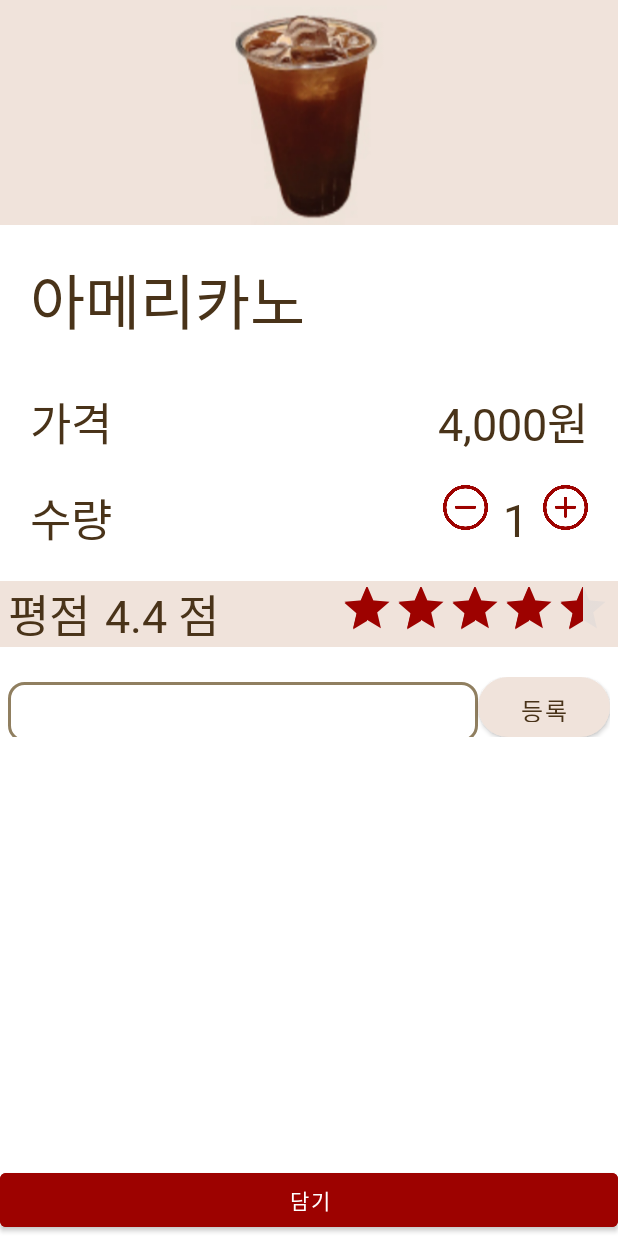
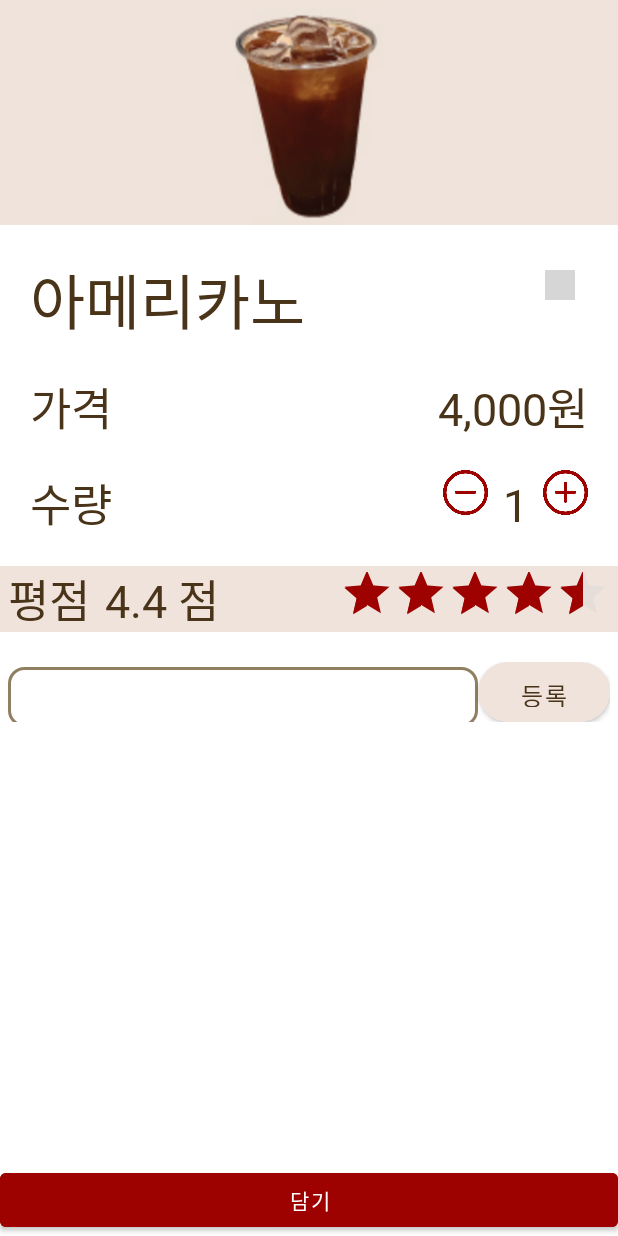
Before and after one commit to moonyy7012/SmartStore_AndroidApp_Project, an Android app: the fragment MenuDetailFragment placed in its activity, on a phone screen of 412 x 824 dp. Run offline under Robolectric (Android 15) with nearby library versions, the phone set to English and light mode, and no system bars; our stand-ins replace Room's generated code; libraries missing offline, so code that uses them is left out: org.altbeacon.beacon; pictures from the network do not load; 4 statements that could not run were skipped; grey boxes are pictures that could not be loaded.

Commit message:
선호 메뉴 완료

```diff
--- a/Smartstore_Network-starter/app/src/main/java/com/ssafy/smartstore/activity/MainActivity.kt
+++ b/Smartstore_Network-starter/app/src/main/java/com/ssafy/smartstore/activity/MainActivity.kt
@@ -109,6 +109,12 @@ class MainActivity : AppCompatActivity(), BeaconConsumer {
                 R.id.navigation_page_3 -> {
                     supportFragmentManager.beginTransaction()
                         .replace(R.id.frame_layout_main, MypageFragment())
+                        .commit()
+                    true
+                }
+                R.id.navigation_page_4 -> {
+                    supportFragmentManager.beginTransaction()
+                        .replace(R.id.frame_layout_main, FavoriteFragment())
                         .commit()
                     true
                 }
--- a/Smartstore_Network-starter/app/src/main/java/com/ssafy/smartstore/config/ApplicationClass.kt
+++ b/Smartstore_Network-starter/app/src/main/java/com/ssafy/smartstore/config/ApplicationClass.kt
@@ -8,6 +8,7 @@ import com.ssafy.smartstore.dto.Notification
 import com.ssafy.smartstore.dto.ShoppingCart
 import com.ssafy.smartstore.intercepter.AddCookiesInterceptor
 import com.ssafy.smartstore.intercepter.ReceivedCookiesInterceptor
+import com.ssafy.smartstore.repository.FavoriteRepository
 import com.ssafy.smartstore.util.SharedPreferencesUtil
 import okhttp3.OkHttpClient
 import retrofit2.Retrofit
@@ -61,6 +62,8 @@ class ApplicationClass : Application() {
     override fun onCreate() {
         super.onCreate()
 
+        FavoriteRepository.initialize(this)
+
         //shared preference 초기화
         sharedPreferencesUtil = SharedPreferencesUtil(applicationContext)
 
--- a/Smartstore_Network-starter/app/src/main/java/com/ssafy/smartstore/fragment/MenuDetailFragment.kt
+++ b/Smartstore_Network-starter/app/src/main/java/com/ssafy/smartstore/fragment/MenuDetailFragment.kt
@@ -11,6 +11,8 @@ import android.view.View
 import android.view.ViewGroup
 import android.widget.RatingBar
 import android.widget.Toast
+import androidx.core.view.isGone
+import androidx.core.view.isVisible
 import androidx.fragment.app.Fragment
 import androidx.recyclerview.widget.LinearLayoutManager
 import androidx.recyclerview.widget.RecyclerView
@@ -20,15 +22,20 @@ import com.ssafy.smartstore.activity.MainActivity
 import com.ssafy.smartstore.adapter.CommentAdapter
 import com.ssafy.smartstore.config.ApplicationClass
 import com.ssafy.smartstore.config.ApplicationClass.Companion.shoppingList
+import com.ssafy.smartstore.database.FavoriteDto
 import com.ssafy.smartstore.databinding.FragmentMenuDetailBinding
 import com.ssafy.smartstore.dto.Comment
 import com.ssafy.smartstore.dto.Product
 import com.ssafy.smartstore.dto.ShoppingCart
+import com.ssafy.smartstore.repository.FavoriteRepository
 import com.ssafy.smartstore.response.MenuDetailWithCommentResponse
 import com.ssafy.smartstore.service.CommentService
 import com.ssafy.smartstore.service.ProductService
 import com.ssafy.smartstore.util.CommonUtils
 import com.ssafy.smartstore.util.RetrofitCallback
+import kotlinx.coroutines.CoroutineScope
+import kotlinx.coroutines.Dispatchers
+import kotlinx.coroutines.launch
 import kotlin.math.round
 
 //메뉴 상세 화면 . Order탭 - 특정 메뉴 선택시 열림
@@ -38,8 +45,11 @@ class MenuDetailFragment : Fragment(){
     private var commentAdapter = CommentAdapter(emptyList())
     private lateinit var product: Product
     private var productId = -1
+    private lateinit var favoriteDto:FavoriteDto
+
 
     private lateinit var binding:FragmentMenuDetailBinding
+    private lateinit var favoriteRepository: FavoriteRepository
 
 
     override fun onAttach(context: Context) {
@@ -69,11 +79,25 @@ class MenuDetailFragment : Fragment(){
 
     override fun onViewCreated(view: View, savedInstanceState: Bundle?) {
         super.onViewCreated(view, savedInstanceState)
-
         initData()
         initListener()
+        setfavorite()
     }
+    private fun setfavorite(){
+        favoriteRepository= FavoriteRepository.get()
+        CoroutineScope(Dispatchers.IO).launch {
+            if(favoriteRepository.getFavorite(productId)==null){
+                Log.d(TAG, "setfavorite: ")
+              binding.favorite.visibility = View.GONE
+                binding.noFavorite.visibility = View.VISIBLE
 
+            }else{
+                binding.favorite.visibility = View.VISIBLE
+                binding.noFavorite.visibility = View.GONE
+            }
+        }
+
+    }
 
     private fun initData(){
         ProductService().getProductWithComments(productId, ProductWithCommentInsertCallback())
@@ -84,6 +108,7 @@ class MenuDetailFragment : Fragment(){
             adapter!!.stateRestorationPolicy =
                 RecyclerView.Adapter.StateRestorationPolicy.PREVENT_WHEN_EMPTY
         }
+
     }
 
     // 초기 화면 설정
@@ -146,6 +171,22 @@ class MenuDetailFragment : Fragment(){
             binding.textMenuCount.text = count.toString()
         }
 
+        binding.noFavorite.setOnClickListener {
+            favoriteDto=FavoriteDto(product)
+            CoroutineScope(Dispatchers.IO).launch {
+                favoriteRepository.insertFavorite(favoriteDto)
+            }
+            binding.noFavorite.visibility=View.GONE
+            binding.favorite.visibility=View.VISIBLE
+
+        }
+        binding.favorite.setOnClickListener {
+            CoroutineScope(Dispatchers.IO).launch {
+                favoriteRepository.deleteFavorite(productId)
+            }
+            binding.noFavorite.visibility=View.VISIBLE
+            binding.favorite.visibility=View.GONE
+        }
         commentAdapter.btnClickLister = object : CommentAdapter.CommentClickListener {
             override fun onClick(holder: CommentAdapter.CommentHolder, position: Int, button: Int) {
                 when(button) {
--- a/Smartstore_Network-starter/app/src/main/res/layout/activity_main.xml
+++ b/Smartstore_Network-starter/app/src/main/res/layout/activity_main.xml
@@ -16,10 +16,10 @@
     <!--    Material Design + Style 지정 완료   -->
     <com.google.android.material.bottomnavigation.BottomNavigationView
         android:id="@+id/tab_layout_bottom_navigation"
-        android:layout_alignParentBottom="true"
+        style="@style/BottomNavigation"
         android:layout_width="match_parent"
         android:layout_height="wrap_content"
-        style="@style/BottomNavigation"
+        android:layout_alignParentBottom="true"
         app:menu="@menu/bottom_nav" />
 
 </RelativeLayout>
--- a/Smartstore_Network-starter/app/src/main/res/layout/fragment_menu_detail.xml
+++ b/Smartstore_Network-starter/app/src/main/res/layout/fragment_menu_detail.xml
@@ -12,11 +12,16 @@
         android:layout_height="150dp"
         android:scaleType="fitCenter"
         android:src="@drawable/coffee1" />
+
     <LinearLayout
         android:layout_width="match_parent"
         android:layout_height="wrap_content"
         android:layout_margin="20dp"
         android:orientation="vertical">
+        <LinearLayout
+            android:layout_width="match_parent"
+            android:layout_height="wrap_content"
+            android:layout_marginBottom="20dp">
         <TextView
             android:id="@+id/txtMenuName"
             android:layout_width="wrap_content"
@@ -24,7 +29,26 @@
             android:text="아메리카노"
             android:textSize="40dp"
             style="@style/Text.Title"
-            android:layout_marginBottom="30dp"/>
+            android:layout_marginBottom="0dp"
+            android:layout_marginEnd="160dp"
+            />
+
+            <ImageView
+                android:id="@+id/no_favorite"
+                android:layout_width="20dp"
+                android:layout_height="20dp"
+                android:layout_marginTop="10dp"
+                android:src="@drawable/star"
+                android:visibility="visible" />
+
+            <ImageView
+                android:id="@+id/favorite"
+                android:layout_width="20dp"
+                android:layout_height="20dp"
+                android:layout_marginTop="10dp"
+                android:src="@drawable/clicked_star"
+                android:visibility="gone" />
+        </LinearLayout>
         <LinearLayout
             android:layout_width="match_parent"
             android:layout_height="wrap_content"
--- a/Smartstore_Network-starter/app/src/main/res/layout/fragment_order.xml
+++ b/Smartstore_Network-starter/app/src/main/res/layout/fragment_order.xml
@@ -28,7 +28,7 @@
     </LinearLayout>
 
     <TextView
-        android:id="@+id/menu"
+        android:id="@+id/Favorite"
         style="@style/Text.Title"
         android:layout_width="wrap_content"
         android:layout_height="wrap_content"
@@ -42,12 +42,12 @@
         android:id="@+id/searchMenu"
         android:layout_width="match_parent"
         android:layout_height="wrap_content"
-        android:layout_below="@+id/menu"
+        android:layout_below="@+id/Favorite"
         android:layout_marginHorizontal="10sp"
         android:layout_marginTop="2sp"
         android:hint="메뉴 검색"
         android:lines="1"
-        app:layout_constraintBottom_toTopOf="@id/menu"
+        app:layout_constraintBottom_toTopOf="@id/Favorite"
         app:layout_constraintLeft_toLeftOf="parent" />
 
     <androidx.recyclerview.widget.RecyclerView
--- a/Smartstore_Network-starter/app/src/main/res/menu/bottom_nav.xml
+++ b/Smartstore_Network-starter/app/src/main/res/menu/bottom_nav.xml
@@ -15,4 +15,9 @@
         android:enabled="true"
         android:title="Mypage"
         android:icon="@drawable/user"/>
+    <item
+        android:id="@+id/navigation_page_4"
+        android:enabled="true"
+        android:title="Favorite"
+        android:icon="@drawable/favorite"/>
 </menu>
```
Also changed, not shown: Smartstore_Network-starter/app/build.gradle (+9 -0 lines), Smartstore_Network-starter/app/src/main/java/com/ssafy/smartstore/adapter/FavoriteAdapter.kt (added, +60 -0 lines), Smartstore_Network-starter/app/src/main/java/com/ssafy/smartstore/database/FavoriteDao.kt (added, +23 -0 lines), Smartstore_Network-starter/app/src/main/java/com/ssafy/smartstore/database/FavoriteDatabase.kt (added, +13 -0 lines), Smartstore_Network-starter/app/src/main/java/com/ssafy/smartstore/database/FavoriteDto.kt (added, +23 -0 lines), Smartstore_Network-starter/app/src/main/java/com/ssafy/smartstore/fragment/FavoriteFragment.kt (added, +78 -0 lines), Smartstore_Network-starter/app/src/main/java/com/ssafy/smartstore/repository/FavoriteRepository.kt (added, +57 -0 lines), Smartstore_Network-starter/app/src/main/res/layout/fragment_favorite.xml (added, +29 -0 lines).
